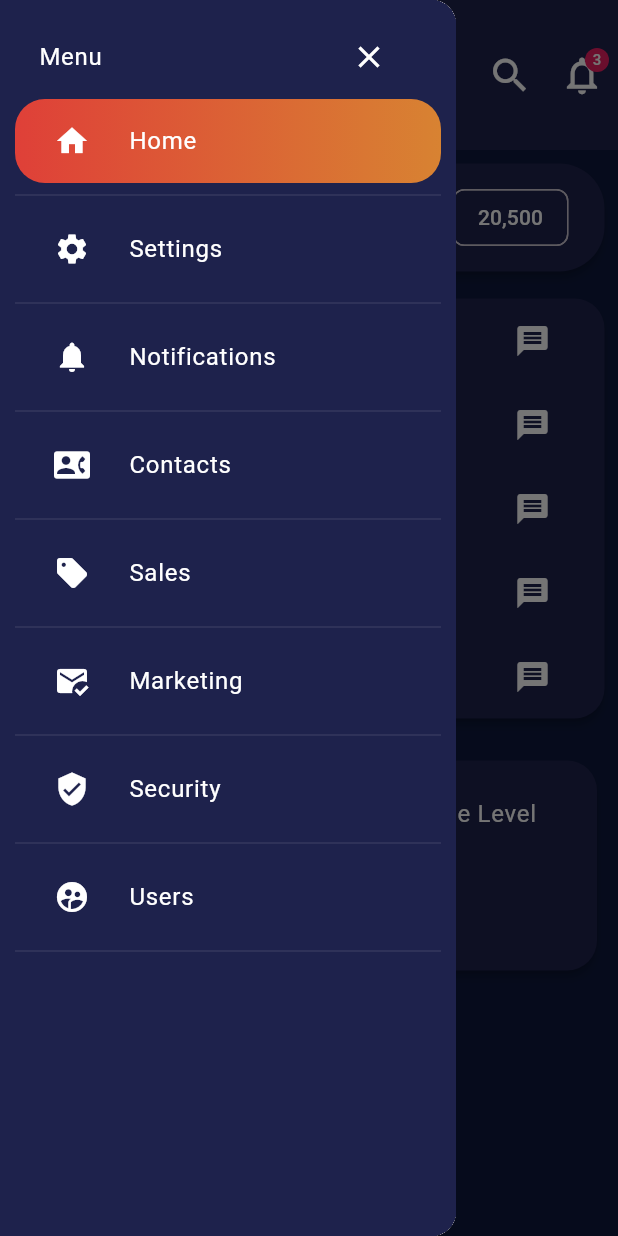
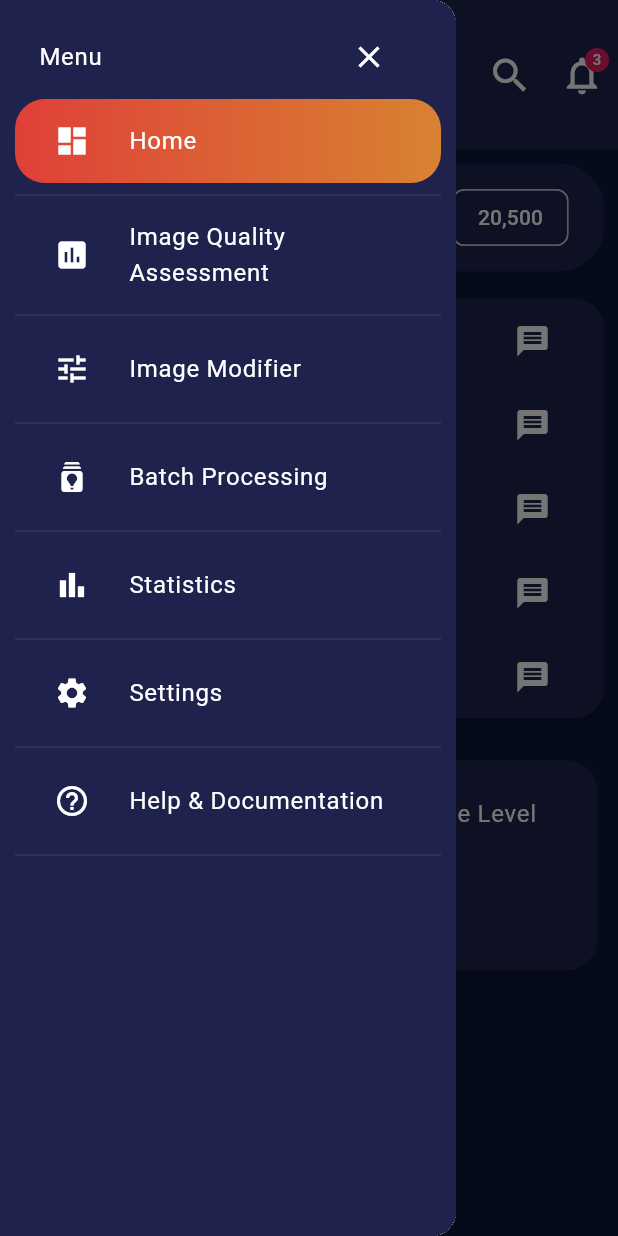
Before and after one commit to MariaBiserica/License-UI, a Flutter app: the screen it shows after launch, with the side drawer open, on a phone screen of 412 x 824 dp. Run offline on Flutter 3.47's test engine with Material 3 defaults, Android fonts, the phone set to English and light mode, and no system bars; our stand-ins replace file_picker, fl_chart.

Commit message:
Fixed drawer menu display on the computer layout.

```diff
--- a/license_peaksight/lib/app_bar/app_bar_widget.dart
+++ b/license_peaksight/lib/app_bar/app_bar_widget.dart
@@ -6,6 +6,10 @@ List<String> _buttonNames = ["Overview", "Revenue", "Sales", "Control"];
 int _currentSelectedButton= 0;
 
 class AppBarWidget extends StatefulWidget {
+  final String currentSection;
+
+  AppBarWidget({required this.currentSection});
+
   @override
   _AppBarWidgetState createState() => _AppBarWidgetState();
 }
--- a/license_peaksight/lib/drawer/drawer_page.dart
+++ b/license_peaksight/lib/drawer/drawer_page.dart
@@ -4,6 +4,11 @@ import 'package:license_peaksight/constants.dart';
 import 'package:license_peaksight/responsive_layout.dart';
 
 class DrawerPage extends StatefulWidget {
+  final Function(String) onSectionSelected; // Add this line
+  DrawerPage({required this.onSectionSelected}) {
+    print("Callback set: $onSectionSelected");
+  }
+
   @override
   _DrawerPageState createState() => _DrawerPageState();
 }
@@ -12,20 +17,19 @@ class ButtonsInfo {
   String title;
   IconData icon;
 
-  ButtonsInfo({ required this.title, required this.icon});
+  ButtonsInfo({required this.title, required this.icon});
 }
 
 int _currentIndex = 0;
 
 List<ButtonsInfo> _buttonNames = [
-  ButtonsInfo(title: 'Home', icon: Icons.home),
+  ButtonsInfo(title: 'Home', icon: Icons.dashboard),
+  ButtonsInfo(title: 'Image Quality Assessment', icon: Icons.assessment),
+  ButtonsInfo(title: 'Image Modifier', icon: Icons.tune),
+  ButtonsInfo(title: 'Batch Processing', icon: Icons.batch_prediction),
+  ButtonsInfo(title: 'Statistics', icon: Icons.bar_chart),
   ButtonsInfo(title: 'Settings', icon: Icons.settings),
-  ButtonsInfo(title: 'Notifications', icon: Icons.notifications),
-  ButtonsInfo(title: 'Contacts', icon: Icons.contact_phone_rounded),
-  ButtonsInfo(title: 'Sales', icon: Icons.sell),
-  ButtonsInfo(title: 'Marketing', icon: Icons.mark_email_read),
-  ButtonsInfo(title: 'Security', icon: Icons.verified_user),
-  ButtonsInfo(title: 'Users', icon: Icons.supervised_user_circle),
+  ButtonsInfo(title: 'Help & Documentation', icon: Icons.help_outline),
 ];
 
 class _DrawerPageState extends State<DrawerPage> {
@@ -58,7 +62,7 @@ class _DrawerPageState extends State<DrawerPage> {
                             color: Colors.white,
                           )),
                 ),
-                // Create a list of widget, put ... to tel Flutter
+                // Create a list of widget, put ... to tell Flutter
                 // that it is a list instead of creating another Column
                 ...List.generate(
                   _buttonNames.length,
@@ -86,9 +90,10 @@ class _DrawerPageState extends State<DrawerPage> {
                           ),
                         ),
                         onTap: () {
-                          setState(() {
+                            setState(() {
                             _currentIndex = index;
                           });
+                          widget.onSectionSelected(_buttonNames[index].title); // Use the onSectionSelected callback
                         },
                         shape: RoundedRectangleBorder(
                           borderRadius: BorderRadius.circular(20),
--- /dev/null
+++ b/license_peaksight/lib/menu_widgets/home_widget.dart
@@ -0,0 +1,48 @@
+import 'package:flutter/material.dart';
+import 'package:license_peaksight/drawer/drawer_page.dart';
+import 'package:license_peaksight/panel_left/panel_left_page.dart';
+import 'package:license_peaksight/panel_center/panel_center_page.dart';
+import 'package:license_peaksight/panel_right/panel_right_page.dart';
+import 'package:license_peaksight/responsive_layout.dart';
+
+class HomeWidget extends StatelessWidget {
+  final String imagePath;
+  final Function(String) onImageSelected;
+  final Function(String) onSectionSelected; // New callback for section changes
+
+  // Modify the constructor to accept the new callback
+  HomeWidget({
+    required this.imagePath,
+    required this.onImageSelected,
+    required this.onSectionSelected, // Require the callback in the constructor
+  });
+
+  @override
+  Widget build(BuildContext context) {
+    return ResponsiveLayout(
+      tiny: Container(),
+      phone: PanelCenterPage(imagePath: imagePath),  // Assuming this is your main panel for the Home section
+      tablet: Row(
+        children: [
+          Expanded(child: PanelLeftPage()),  // Your side panel for the Home section
+          Expanded(child: PanelCenterPage(imagePath: imagePath)),
+        ],
+      ),
+      largeTablet: Row(
+        children: [
+          Expanded(flex: 2, child: PanelLeftPage()),
+          Expanded(flex: 2, child: PanelCenterPage(imagePath: imagePath)),
+          Expanded(flex: 3, child: PanelRightPage(onImageSelected: onImageSelected)),
+        ],
+      ),
+      computer: Row(
+        children: [
+          Expanded(flex: 2, child: DrawerPage(onSectionSelected: onSectionSelected)),
+          Expanded(flex: 2, child: PanelLeftPage()),
+          Expanded(flex: 2, child: PanelCenterPage(imagePath: imagePath)),
+          Expanded(flex: 4, child: PanelRightPage(onImageSelected: onImageSelected)),
+        ],
+      ),
+    );
+  }
+}
--- /dev/null
+++ b/license_peaksight/lib/menu_widgets/image_quality_widget.dart
@@ -0,0 +1,48 @@
+import 'package:flutter/material.dart';
+import 'package:license_peaksight/drawer/drawer_page.dart';
+import 'package:license_peaksight/responsive_layout.dart';
+import 'package:license_peaksight/panel_center/panel_center_page.dart'; // Assuming this is used for displaying the main content
+import 'package:license_peaksight/panel_right/panel_right_page.dart'; // Assuming this is used for image upload
+// import 'package:license_peaksight/menu_widgets/model_selection_widget.dart'; // Widget for selecting NRIQA models
+
+class ImageQualityWidget extends StatelessWidget {
+  final String imagePath;
+  final Function(String) onImageSelected;
+  final Function(String) onSectionSelected; // New callback for section changes
+
+  // Modify the constructor to accept the new callback
+  ImageQualityWidget({
+    required this.imagePath,
+    required this.onImageSelected,
+    required this.onSectionSelected, // Require the callback in the constructor
+  });
+
+  @override
+  Widget build(BuildContext context) {
+    return ResponsiveLayout(
+      tiny: Container(),
+      phone: PanelCenterPage(imagePath: imagePath),  // Assuming this is your main content area for the Image Quality Assessment section
+      tablet: Row(
+        children: [
+          // Expanded(child: ModelSelectionWidget()),  // Widget for selecting NRIQA models, assuming you've created it
+          Expanded(child: PanelCenterPage(imagePath: imagePath)),
+        ],
+      ),
+      largeTablet: Row(
+        children: [
+          // Expanded(flex: 2, child: ModelSelectionWidget()),  // Same widget for model selection on larger screens
+          Expanded(flex: 2, child: PanelCenterPage(imagePath: imagePath)),
+          Expanded(flex: 3, child: PanelRightPage(onImageSelected: onImageSelected)),  // For uploading and selecting images
+        ],
+      ),
+      computer: Row(
+        children: [
+          Expanded(flex: 2, child: DrawerPage(onSectionSelected: onSectionSelected)),
+          // Expanded(flex: 2, child: ModelSelectionWidget()),
+          // Expanded(flex: 2, child: PanelCenterPage(imagePath: imagePath)),
+          Expanded(flex: 4, child: PanelRightPage(onImageSelected: onImageSelected)),
+        ],
+      ),
+    );
+  }
+}
--- a/license_peaksight/lib/panel_center/panel_center_page.dart
+++ b/license_peaksight/lib/panel_center/panel_center_page.dart
@@ -2,7 +2,7 @@ import 'dart:io';
 import 'package:flutter/material.dart';
 import 'package:flutter/widgets.dart';
 import 'package:license_peaksight/constants.dart';
-import '../predict_image_noise_level.dart';
+import '../quality_assessment/predict_image_noise_level.dart';
 
 
 class Person {
--- a/license_peaksight/lib/widget_tree.dart
+++ b/license_peaksight/lib/widget_tree.dart
@@ -1,10 +1,12 @@
 import 'package:flutter/material.dart';
 import 'package:license_peaksight/app_bar/app_bar_widget.dart';
 import 'package:license_peaksight/drawer/drawer_page.dart';
-import 'package:license_peaksight/panel_center/panel_center_page.dart';
-import 'package:license_peaksight/panel_left/panel_left_page.dart';
-import 'package:license_peaksight/panel_right/panel_right_page.dart';
+// import 'package:license_peaksight/panel_center/panel_center_page.dart';
+// import 'package:license_peaksight/panel_left/panel_left_page.dart';
+// import 'package:license_peaksight/panel_right/panel_right_page.dart';
 import 'package:license_peaksight/responsive_layout.dart';
+import 'package:license_peaksight/menu_widgets/home_widget.dart';
+import 'package:license_peaksight/menu_widgets/image_quality_widget.dart';
 
 class WidgetTree extends StatefulWidget {
   @override
@@ -13,6 +15,7 @@ class WidgetTree extends StatefulWidget {
 
 class _WidgetTreeState extends State<WidgetTree> {
   String _imagePath = ''; // Holds the path of the selected image
+  String _currentSection = 'Home'; // Default section
 
   // Function to be called when an image is selected in PanelRightPage
   void _onImageSelected(String imagePath) {
@@ -21,63 +24,93 @@ class _WidgetTreeState extends State<WidgetTree> {
     });
   }
 
+  void _onSectionSelected(String section) {
+    print("Section selected: $section");
+    setState(() {
+      _currentSection = section;
+    });
+  }
+
+  // Returns the appropriate widget based on the current section.
+  Widget _getSectionWidget() {
+    switch (_currentSection) {
+      case 'Home':
+        return HomeWidget(
+            imagePath: _imagePath, onImageSelected: _onImageSelected,
+            onSectionSelected: _onSectionSelected,
+        ); // Your widget for Home
+      case 'Image Quality Assessment':
+        return ImageQualityWidget(
+            imagePath: _imagePath, onImageSelected: _onImageSelected,
+            onSectionSelected: _onSectionSelected,
+        ); // Your widget for Image Quality Assessment
+      // Add other cases for different sections here
+      default:
+        return HomeWidget(
+          imagePath: _imagePath, onImageSelected: _onImageSelected,
+            onSectionSelected: _onSectionSelected,
+        ); // Default to HomeWidget
+    }
+  }
+
   @override
   Widget build(BuildContext context) {
     return Scaffold(
       appBar: PreferredSize(
+        preferredSize: Size(double.infinity, 100),
         child: (ResponsiveLayout.isTinyLimit(context) ||
                 ResponsiveLayout.isTinyHeightLimit(context)
                 ? Container()
-                : AppBarWidget()),
-        preferredSize: Size(double.infinity, 100),
+                : AppBarWidget(currentSection: _currentSection)),
       ),
-      body: ResponsiveLayout(
-        tiny: Container(),
-        phone: PanelCenterPage(imagePath: _imagePath),
-        tablet: Row(
-          children: [
-            Expanded(child: PanelLeftPage(),),
-            Expanded(child: PanelCenterPage(imagePath: _imagePath),),
-          ],
-        ),
-        largeTablet: Row(
-          children: [
-            Expanded(
-              flex: 2, // Adjust the flex factor to control size
-              child: PanelLeftPage(),
-            ),
-            Expanded(
-              flex: 2, // Adjust the flex factor to control size
-              child: PanelCenterPage(imagePath: _imagePath),
-            ),
-            Expanded(
-              flex: 3, // Give more space to the right panel
-              child: PanelRightPage(onImageSelected: _onImageSelected), // Add the callback here
-            ),
-          ],
-        ),
-        computer: Row(
-          children: [
-            Expanded(
-              flex: 2, // Drawer can remain with lesser space
-              child: DrawerPage(),
-            ),
-            Expanded(
-              flex: 2, // Adjust the flex factor to control size
-              child: PanelLeftPage(),
-            ),
-            Expanded(
-              flex: 2, // Adjust the flex factor to control size
-              child: PanelCenterPage(imagePath: _imagePath),
-            ),
-            Expanded(
-              flex: 4, // Give more space to the right panel
-              child: PanelRightPage(onImageSelected: _onImageSelected), // Add the callback here
-            ),
-          ],
-        ),
-      ),
-      drawer: DrawerPage(),
+      body: _getSectionWidget(),
+      // ResponsiveLayout(
+      //   tiny: Container(),
+      //   phone: PanelCenterPage(imagePath: _imagePath),
+      //   tablet: Row(
+      //     children: [
+      //       Expanded(child: PanelLeftPage(),),
+      //       Expanded(child: PanelCenterPage(imagePath: _imagePath),),
+      //     ],
+      //   ),
+      //   largeTablet: Row(
+      //     children: [
+      //       Expanded(
+      //         flex: 2, // Adjust the flex factor to control size
+      //         child: PanelLeftPage(),
+      //       ),
+      //       Expanded(
+      //         flex: 2, // Adjust the flex factor to control size
+      //         child: PanelCenterPage(imagePath: _imagePath),
+      //       ),
+      //       Expanded(
+      //         flex: 3, // Give more space to the right panel
+      //         child: PanelRightPage(onImageSelected: _onImageSelected), // Add the callback here
+      //       ),
+      //     ],
+      //   ),
+      //   computer: Row(
+      //     children: [
+      //       Expanded(
+      //         flex: 2, // Drawer can remain with lesser space
+      //         child: DrawerPage(),
+      //       ),
+      //       Expanded(
+      //         flex: 2, // Adjust the flex factor to control size
+      //         child: PanelLeftPage(),
+      //       ),
+      //       Expanded(
+      //         flex: 2, // Adjust the flex factor to control size
+      //         child: PanelCenterPage(imagePath: _imagePath),
+      //       ),
+      //       Expanded(
+      //         flex: 4, // Give more space to the right panel
+      //         child: PanelRightPage(onImageSelected: _onImageSelected), // Add the callback here
+      //       ),
+      //     ],
+      //   ),
+      // ),
+      drawer: DrawerPage(onSectionSelected: _onSectionSelected),
     );
   }
 }
```
Also changed, not shown: license_peaksight/lib/menu_widgets/model_selection_widget.dart (added), license_peaksight/lib/quality_assessment/predict_image_noise_level.dart (renamed from license_peaksight/lib/predict_image_noise_level.dart).
